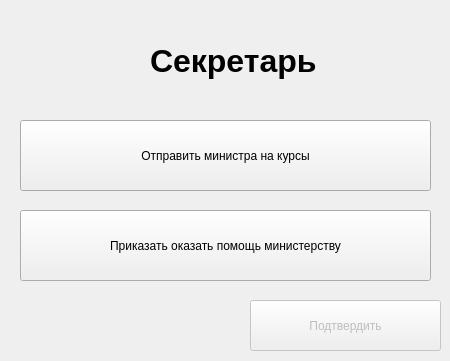
Above: ministrys/secretary.ui from vladyan18/MagaGame before the change. Below: the same form after it.
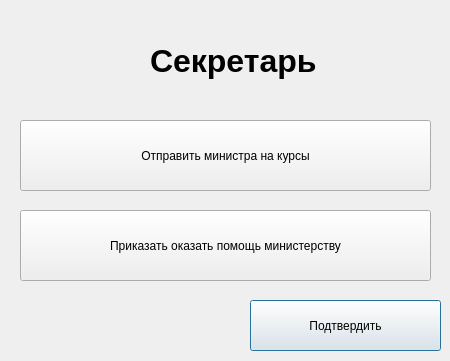
That is the form after the change. Icons and pictures are not drawn.

The edit to the form file:
```diff
--- a/ministrys/secretary.ui
+++ b/ministrys/secretary.ui
@@ -15,7 +15,7 @@
   </property>
   <widget class="QPushButton" name="approveButton">
    <property name="enabled">
-    <bool>false</bool>
+    <bool>true</bool>
    </property>
    <property name="geometry">
     <rect>
```
